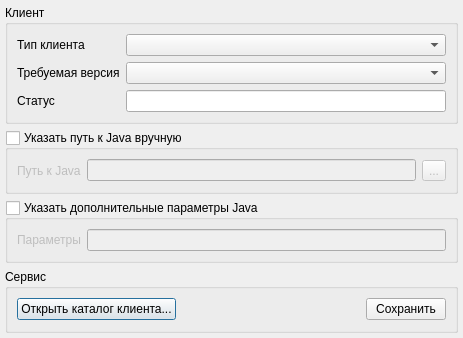
Old version of the form settingsdialog.ui in the repository dngulin/ttyhlauncher.
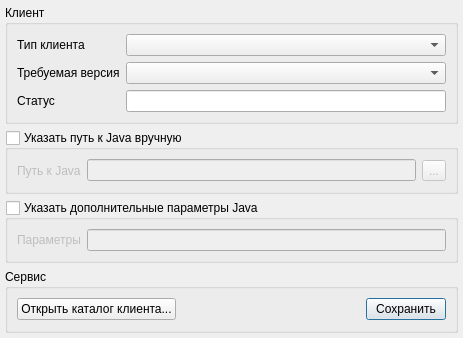
New version of the form. Icons and pictures are not drawn.

Commit message: set default button for all windows

Diff of the .ui file:
```diff
--- a/settingsdialog.ui
+++ b/settingsdialog.ui
@@ -170,6 +170,9 @@
         <property name="text">
          <string>Сохранить</string>
         </property>
+        <property name="default">
+         <bool>true</bool>
+        </property>
        </widget>
       </item>
      </layout>
```
The commit also changes 3 other files.
